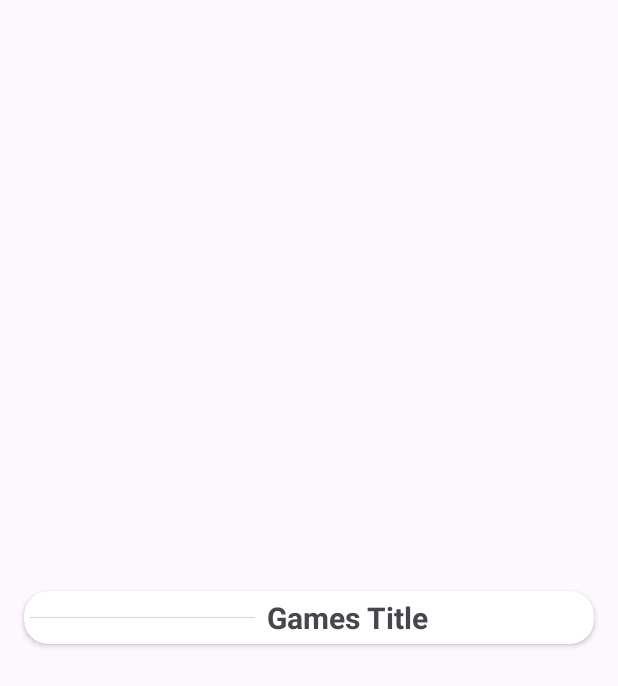
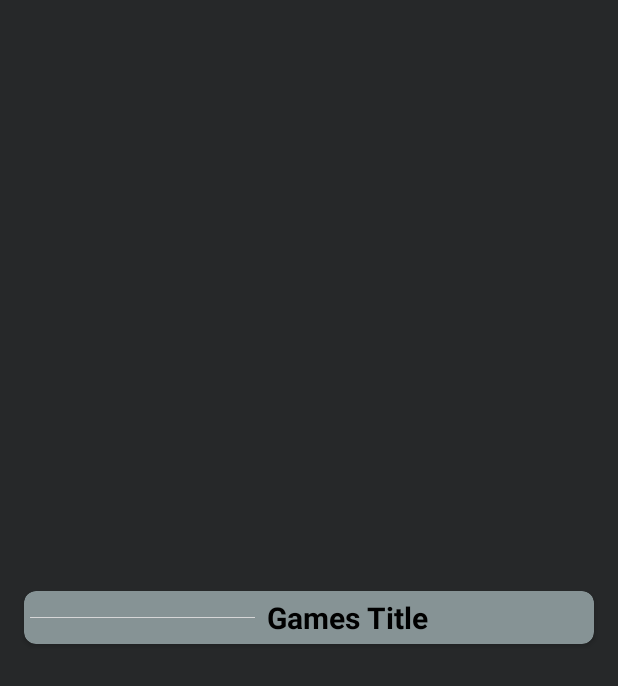
Before and after one commit to AndricoHalim/Free_Games, an Android app: the layout games_item.xml on its own in the app's theme, with its tools: preview values and no code run, on a phone screen of 412 x 824 dp. Shown: the top 686 px of the screen. Run offline under Robolectric (Android 15) with nearby library versions, the phone set to English and light mode, and no system bars.

Commit message:
Update application color theme and add action bar

```diff
--- a/app/src/main/res/layout/games_item.xml
+++ b/app/src/main/res/layout/games_item.xml
@@ -4,12 +4,13 @@
     android:id="@+id/card_view"
     android:layout_width="match_parent"
     android:layout_height="wrap_content"
+    card_view:cardBackgroundColor="@color/teal"
     android:layout_gravity="center"
     android:layout_marginStart="16dp"
     android:layout_marginTop="4dp"
     android:layout_marginEnd="16dp"
     android:layout_marginBottom="4dp"
-    card_view:cardCornerRadius="16dp">
+    card_view:cardCornerRadius="8dp">
 
     <androidx.constraintlayout.widget.ConstraintLayout
         android:layout_width="match_parent"
@@ -33,6 +34,7 @@
             android:layout_height="wrap_content"
             android:text="Games Title"
             android:textSize="20sp"
+            android:textColor="@color/black"
             android:textStyle="bold"
             android:maxLines="4"
             card_view:layout_constraintBottom_toBottomOf="parent"
--- a/app/src/main/res/values-night/themes.xml
+++ b/app/src/main/res/values-night/themes.xml
@@ -1,6 +1,6 @@
 <resources xmlns:tools="http://schemas.android.com/tools">
     <!-- Base application theme. -->
-    <style name="Base.Theme.FreeGames" parent="Theme.Material3.DayNight.NoActionBar">
+    <style name="Base.Theme.FreeGames" parent="Theme.Material3.DayNight">
         <!-- Customize your dark theme here. -->
         <!-- <item name="colorPrimary">@color/my_dark_primary</item> -->
     </style>
--- a/app/src/main/res/values/colors.xml
+++ b/app/src/main/res/values/colors.xml
@@ -2,4 +2,6 @@
 <resources>
     <color name="black">#FF000000</color>
     <color name="white">#FFFFFFFF</color>
+    <color name="rich_black">#262829</color>
+    <color name="teal">#869395</color>
 </resources>
--- a/app/src/main/res/values/themes.xml
+++ b/app/src/main/res/values/themes.xml
@@ -1,9 +1,25 @@
 <resources xmlns:tools="http://schemas.android.com/tools">
     <!-- Base application theme. -->
-    <style name="Base.Theme.FreeGames" parent="Theme.Material3.DayNight.NoActionBar">
+    <style name="Base.Theme.FreeGames" parent="Theme.Material3.DayNight">
         <!-- Customize your light theme here. -->
-        <!-- <item name="colorPrimary">@color/my_light_primary</item> -->
+        <item name="android:colorBackground">@color/rich_black</item>
+        <item name="actionBarStyle">@style/AppTheme.ActionBar</item>
     </style>
+
+    <style name="AppTheme.ActionBar" parent="Widget.AppCompat.Light.ActionBar">
+        <item name="android:titleTextStyle">@style/AppTheme.ActionBar.TitleText</item>
+        <item name="titleTextStyle">@style/AppTheme.ActionBar.TitleText</item>
+        <item name="background">@color/black</item>
+        <item name="android:height">150dp</item>
+        <item name="height">60dp</item>
+    </style>
+
+    <style name="AppTheme.ActionBar.TitleText" parent="TextAppearance.AppCompat.Widget.ActionBar.Title">
+        <item name="android:textAlignment">center</item>
+        <item name="android:textColor">@color/white</item>
+        <item name="android:gravity">center</item>
+    </style>
+
 
     <style name="Theme.FreeGames" parent="Base.Theme.FreeGames" />
 </resources>
```
Also changed, not shown: app/src/main/java/com/andricohalim/freegames/ui/MainActivity.kt (+32 -7 lines), app/src/main/res/layout/activity_main.xml (+10 -1 lines), app/src/main/res/layout/customactionbar.xml (added, +16 -0 lines).
